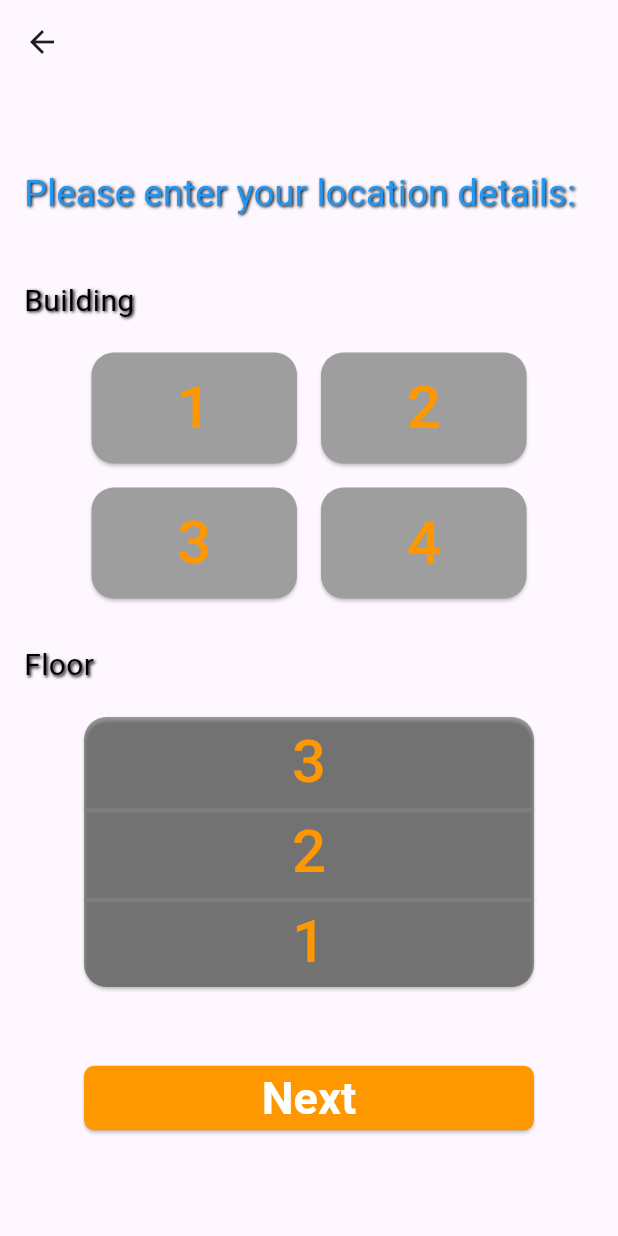
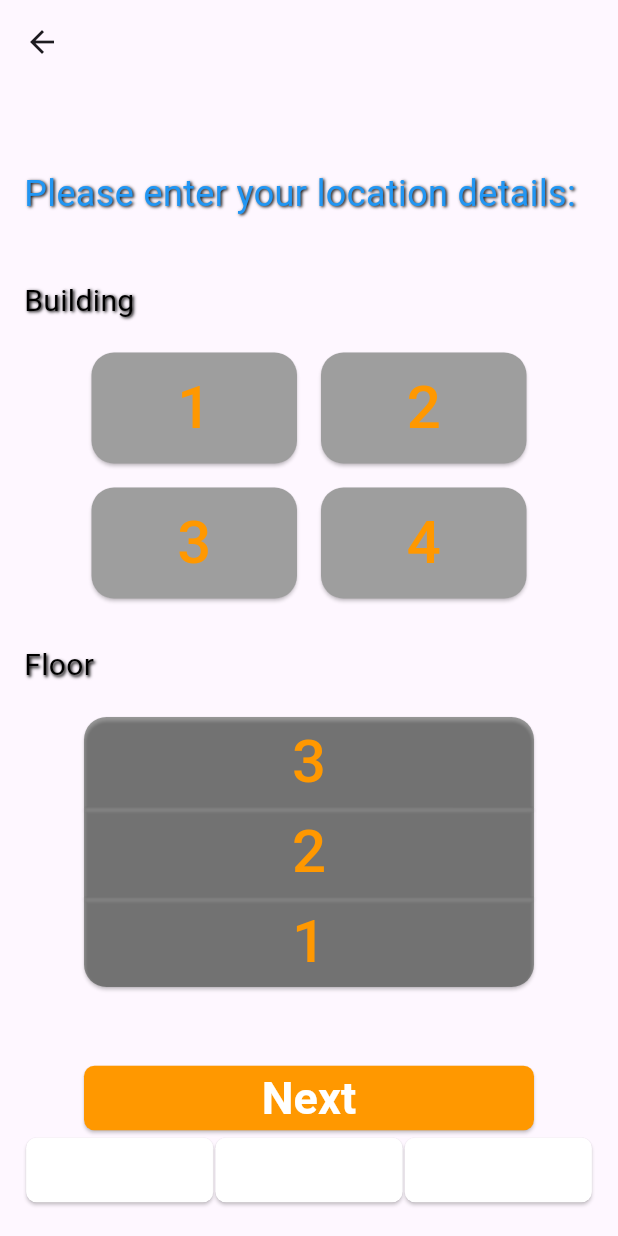
Before and after one commit to OmarMost/gis, a Flutter app: the LocationDetailsPage screen opened directly, on a phone screen of 412 x 824 dp. Run offline on Flutter 3.47's test engine with Material 3 defaults, Android fonts, the phone set to English and light mode, and no system bars; our stand-ins replace cloud_firestore, firebase_auth, firebase_core; accounts and stored records are empty; Roboto replaces fonts that are missing (DidactGothic-Regular).

```diff
--- a/lib/Screens/StudentScreens/location_details.dart
+++ b/lib/Screens/StudentScreens/location_details.dart
@@ -1,4 +1,7 @@
 import 'package:flutter/material.dart';
+import 'package:gis/Screens/StudentScreens/first_aid_page.dart';
+import 'package:gis/Screens/StudentScreens/report_problem_page.dart';
+import 'package:gis/Screens/StudentScreens/sos_page.dart';
 
 class LocationDetailsPage extends StatefulWidget {
   @override
@@ -241,6 +244,82 @@ class _LocationDetailsPageState extends State<LocationDetailsPage> {
                 ),
               ),
             ),
+//====================================================Delete later==========================================
+            Row(
+              mainAxisAlignment: MainAxisAlignment.spaceEvenly, // Adjust the alignment as per your preference
+              children: [
+                ElevatedButton(
+                  onPressed: () {
+                    Navigator.push(
+                      context,
+                      MaterialPageRoute(
+                        builder: (context) => FirstAid(),
+                      ));
+                  },
+                  style: ElevatedButton.styleFrom(
+                    backgroundColor: Colors.white,
+                    shape: RoundedRectangleBorder(
+                      borderRadius: BorderRadius.circular(7.0),
+                    ),
+                  ),
+                  child: Text(
+                    'Test1',
+                    style: TextStyle(
+                      color: Colors.white,
+                      fontWeight: FontWeight.bold,
+                      fontSize: 30.0,
+                    ),
+                  ),
+                ),
+                ElevatedButton(
+                  onPressed: () {
+                    Navigator.push(
+                      context,
+                      MaterialPageRoute(
+                        builder: (context) => ReportAProblem(),
+                      ));
+                  },
+                  style: ElevatedButton.styleFrom(
+                    backgroundColor: Colors.white,
+                    shape: RoundedRectangleBorder(
+                      borderRadius: BorderRadius.circular(7.0),
+                    ),
+                  ),
+                  child: Text(
+                    'Test2',
+                    style: TextStyle(
+                      color: Colors.white,
+                      fontWeight: FontWeight.bold,
+                      fontSize: 30.0,
+                    ),
+                  ),
+                ),
+                ElevatedButton(
+                  onPressed: () {
+                    Navigator.push(
+                      context,
+                      MaterialPageRoute(
+                        builder: (context) => SOSPage(),
+                      ));
+                  },
+                  style: ElevatedButton.styleFrom(
+                    backgroundColor: Colors.white,
+                    shape: RoundedRectangleBorder(
+                      borderRadius: BorderRadius.circular(7.0),
+                    ),
+                  ),
+                  child: Text(
+                    'Test3',
+                    style: TextStyle(
+                      color: Colors.white,
+                      fontWeight: FontWeight.bold,
+                      fontSize: 30.0,
+                    ),
+                  ),
+                ),
+              ],
+            )
+//====================================================Delete later==========================================
           ],
         ),
       ),
--- a/lib/main.dart
+++ b/lib/main.dart
@@ -28,7 +28,7 @@ class MyApp extends StatelessWidget {
   Widget build(BuildContext context) {
     return MaterialApp(
       debugShowCheckedModeBanner: false,
-      home: Onboarding(), //Put Onboarding to normal Start.
+      home: LocationDetailsPage(), //Put Onboarding to normal Start.
       theme: ThemeData(fontFamily: 'DidactGothic-Regular'),
     );
   }
```
